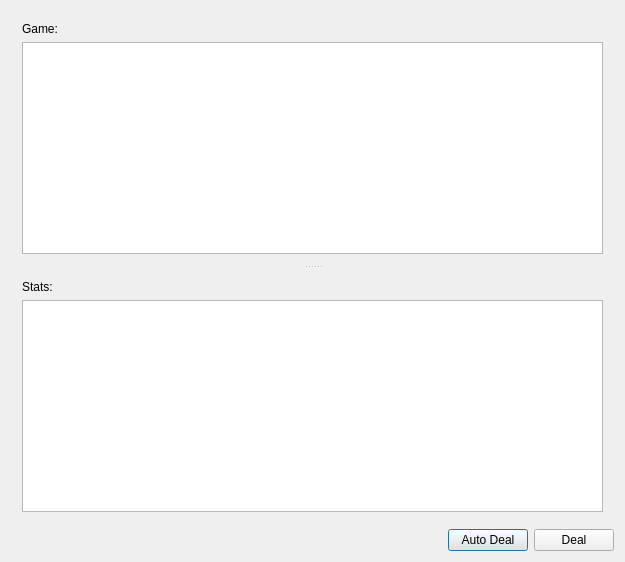
This is MainWindow/MainWindow.ui in scottaronbloom/Cards as Qt 5 draws it before an edit. The edited form follows.
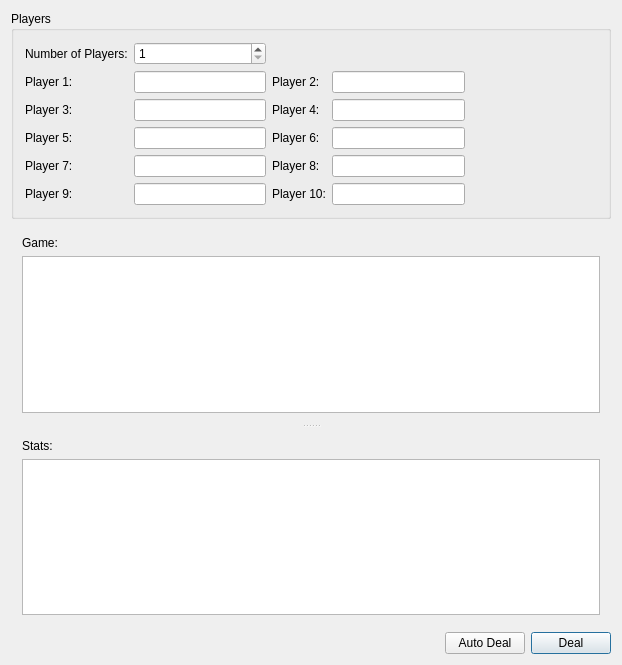
This is the edited form. Icons and pictures are not drawn.

```diff
--- a/MainWindow/MainWindow.ui
+++ b/MainWindow/MainWindow.ui
@@ -6,8 +6,8 @@
    <rect>
     <x>0</x>
     <y>0</y>
-    <width>625</width>
-    <height>562</height>
+    <width>622</width>
+    <height>665</height>
    </rect>
   </property>
   <property name="minimumSize">
@@ -24,39 +24,26 @@
     <normaloff>:/resources/calc.png</normaloff>:/resources/calc.png</iconset>
   </property>
   <layout class="QGridLayout" name="gridLayout">
-   <item row="1" column="0">
-    <spacer name="horizontalSpacer">
-     <property name="orientation">
-      <enum>Qt::Horizontal</enum>
-     </property>
-     <property name="sizeHint" stdset="0">
-      <size>
-       <width>708</width>
-       <height>20</height>
-      </size>
-     </property>
-    </spacer>
-   </item>
-   <item row="1" column="1">
-    <widget class="QPushButton" name="autoDeal">
-     <property name="text">
-      <string>Auto Deal</string>
-     </property>
-    </widget>
-   </item>
-   <item row="1" column="2">
+   <item row="2" column="2">
     <widget class="QPushButton" name="deal">
      <property name="text">
       <string>Deal</string>
      </property>
     </widget>
    </item>
-   <item row="0" column="0" colspan="3">
+   <item row="2" column="1">
+    <widget class="QPushButton" name="autoDeal">
+     <property name="text">
+      <string>Auto Deal</string>
+     </property>
+    </widget>
+   </item>
+   <item row="1" column="0" colspan="3">
     <widget class="QSplitter" name="splitter">
      <property name="orientation">
       <enum>Qt::Vertical</enum>
      </property>
-     <widget class="QWidget" name="">
+     <widget class="QWidget" name="layoutWidget1">
       <layout class="QVBoxLayout" name="verticalLayout">
        <item>
         <widget class="QLabel" name="label">
@@ -74,7 +61,7 @@
        </item>
       </layout>
      </widget>
-     <widget class="QWidget" name="">
+     <widget class="QWidget" name="layoutWidget2">
       <layout class="QVBoxLayout" name="verticalLayout_2">
        <item>
         <widget class="QLabel" name="label_2">
@@ -94,6 +81,158 @@
      </widget>
     </widget>
    </item>
+   <item row="2" column="0">
+    <spacer name="horizontalSpacer">
+     <property name="orientation">
+      <enum>Qt::Horizontal</enum>
+     </property>
+     <property name="sizeHint" stdset="0">
+      <size>
+       <width>708</width>
+       <height>20</height>
+      </size>
+     </property>
+    </spacer>
+   </item>
+   <item row="0" column="0" colspan="3">
+    <widget class="QGroupBox" name="groupBox">
+     <property name="title">
+      <string>Players</string>
+     </property>
+     <layout class="QGridLayout" name="gridLayout_2">
+      <item row="0" column="1">
+       <widget class="QSpinBox" name="numPlayers">
+        <property name="minimum">
+         <number>1</number>
+        </property>
+        <property name="maximum">
+         <number>10</number>
+        </property>
+       </widget>
+      </item>
+      <item row="2" column="0">
+       <widget class="QLabel" name="playerLabel3">
+        <property name="text">
+         <string>Player 3:</string>
+        </property>
+       </widget>
+      </item>
+      <item row="0" column="0">
+       <widget class="QLabel" name="label_3">
+        <property name="text">
+         <string>Number of Players:</string>
+        </property>
+       </widget>
+      </item>
+      <item row="1" column="0">
+       <widget class="QLabel" name="playerLabel1">
+        <property name="text">
+         <string>Player 1:</string>
+        </property>
+       </widget>
+      </item>
+      <item row="1" column="2">
+       <widget class="QLabel" name="playerLabel2">
+        <property name="text">
+         <string>Player 2:</string>
+        </property>
+       </widget>
+      </item>
+      <item row="1" column="1">
+       <widget class="QLineEdit" name="playerName1"/>
+      </item>
+      <item row="1" column="4">
+       <spacer name="horizontalSpacer_2">
+        <property name="orientation">
+         <enum>Qt::Horizontal</enum>
+        </property>
+        <property name="sizeHint" stdset="0">
+         <size>
+          <width>40</width>
+          <height>20</height>
+         </size>
+        </property>
+       </spacer>
+      </item>
+      <item row="1" column="3">
+       <widget class="QLineEdit" name="playerName2"/>
+      </item>
+      <item row="4" column="0">
+       <widget class="QLabel" name="playerLabel7">
+        <property name="text">
+         <string>Player 7:</string>
+        </property>
+       </widget>
+      </item>
+      <item row="3" column="0">
+       <widget class="QLabel" name="playerLabel5">
+        <property name="text">
+         <string>Player 5:</string>
+        </property>
+       </widget>
+      </item>
+      <item row="5" column="0">
+       <widget class="QLabel" name="playerLabel9">
+        <property name="text">
+         <string>Player 9:</string>
+        </property>
+       </widget>
+      </item>
+      <item row="2" column="1">
+       <widget class="QLineEdit" name="playerName3"/>
+      </item>
+      <item row="3" column="1">
+       <widget class="QLineEdit" name="playerName5"/>
+      </item>
+      <item row="4" column="1">
+       <widget class="QLineEdit" name="playerName7"/>
+      </item>
+      <item row="5" column="1">
+       <widget class="QLineEdit" name="playerName9"/>
+      </item>
+      <item row="2" column="2">
+       <widget class="QLabel" name="playerLabel4">
+        <property name="text">
+         <string>Player 4:</string>
+        </property>
+       </widget>
+      </item>
+      <item row="3" column="2">
+       <widget class="QLabel" name="playerLabel6">
+        <property name="text">
+         <string>Player 6:</string>
+        </property>
+       </widget>
+      </item>
+      <item row="4" column="2">
+       <widget class="QLabel" name="playerLabel8">
+        <property name="text">
+         <string>Player 8:</string>
+        </property>
+       </widget>
+      </item>
+      <item row="5" column="2">
+       <widget class="QLabel" name="playerLabel10">
+        <property name="text">
+         <string>Player 10:</string>
+        </property>
+       </widget>
+      </item>
+      <item row="2" column="3">
+       <widget class="QLineEdit" name="playerName4"/>
+      </item>
+      <item row="3" column="3">
+       <widget class="QLineEdit" name="playerName6"/>
+      </item>
+      <item row="4" column="3">
+       <widget class="QLineEdit" name="playerName8"/>
+      </item>
+      <item row="5" column="3">
+       <widget class="QLineEdit" name="playerName10"/>
+      </item>
+     </layout>
+    </widget>
+   </item>
   </layout>
  </widget>
  <layoutdefault spacing="6" margin="11"/>
```
Left out of the diff: 14 changed lines with no effect on the pictures.
